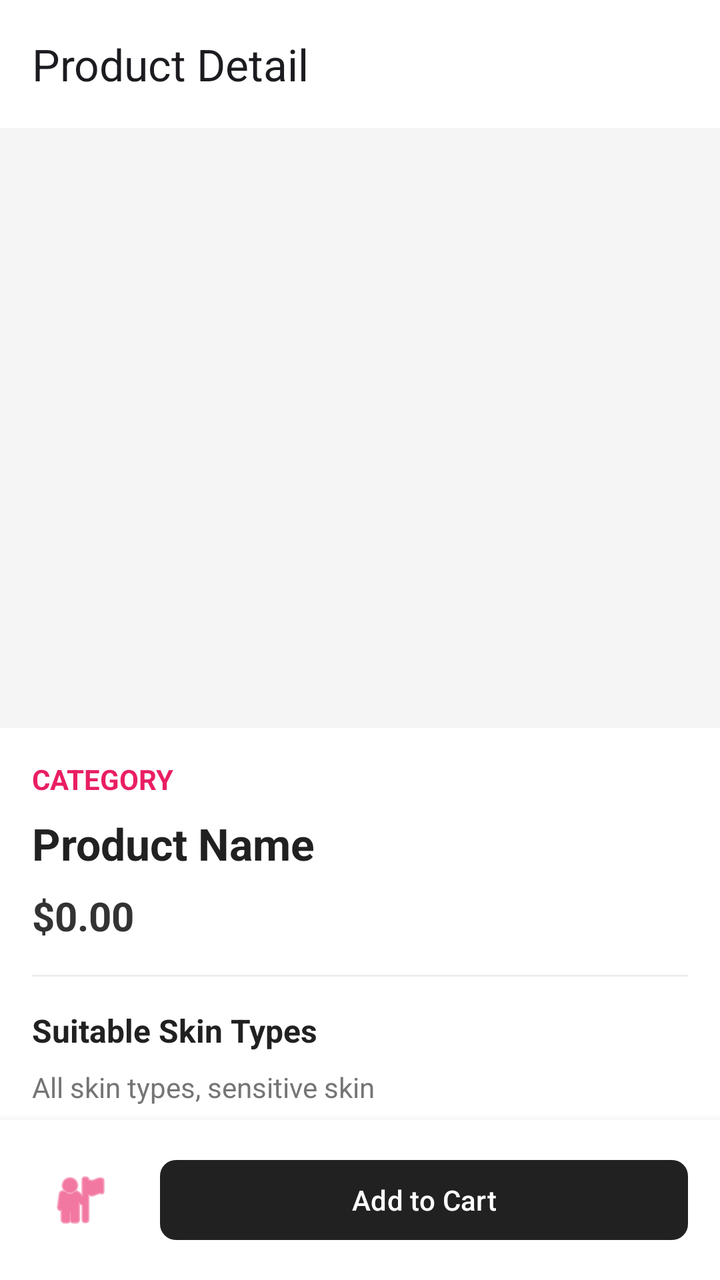
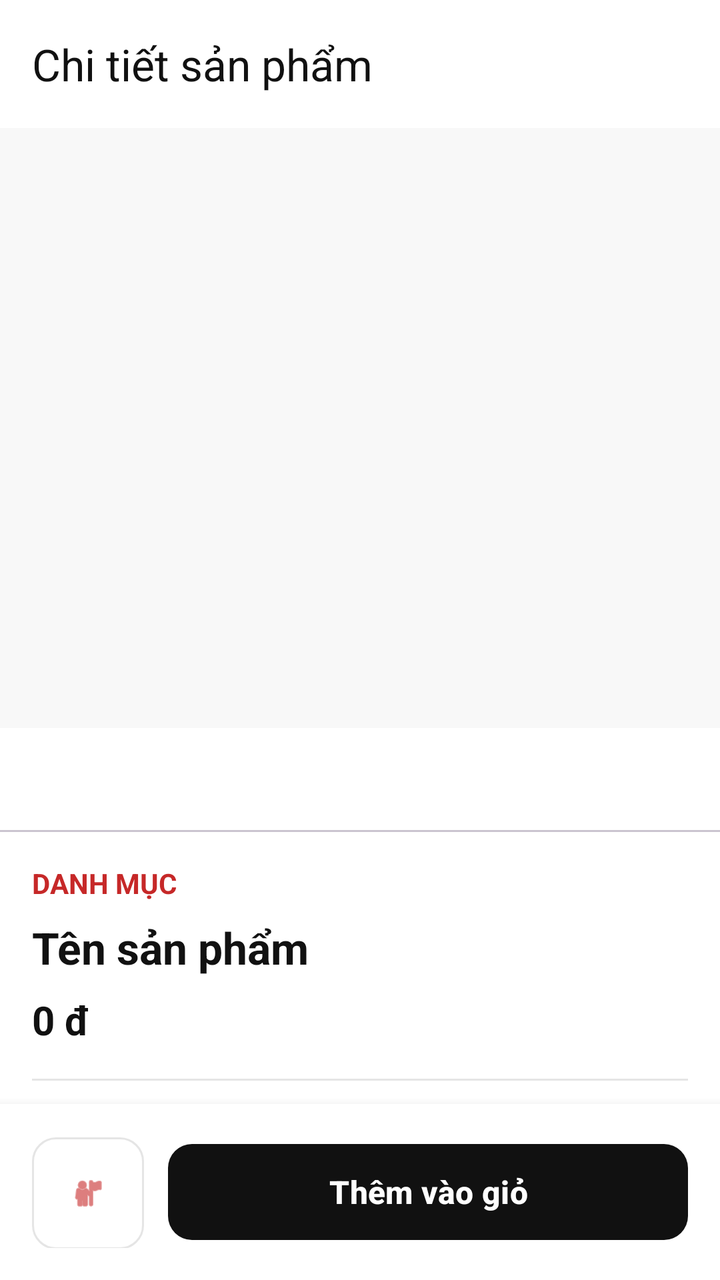

Before-and-after screenshots of an Android layout around one commit, followed by the original layout XML and the change that was made.
<!-- AndroidManifest.xml: application theme Theme.TirTirMCommerce -->
<!-- res/layout/activity_product_detail.xml -->
<?xml version="1.0" encoding="utf-8"?>
<androidx.coordinatorlayout.widget.CoordinatorLayout xmlns:android="http://schemas.android.com/apk/res/android"
    xmlns:app="http://schemas.android.com/apk/res-auto"
    android:layout_width="match_parent"
    android:layout_height="match_parent"
    android:background="@android:color/white">

    <com.google.android.material.appbar.AppBarLayout
        android:layout_width="match_parent"
        android:layout_height="wrap_content"
        android:background="@android:color/white"
        app:elevation="0dp">

        <androidx.appcompat.widget.Toolbar
            android:id="@+id/toolbarProductDetail"
            android:layout_width="match_parent"
            android:layout_height="?attr/actionBarSize"
            app:title="Product Detail" />
    </com.google.android.material.appbar.AppBarLayout>

    <androidx.core.widget.NestedScrollView
        android:layout_width="match_parent"
        android:layout_height="match_parent"
        app:layout_behavior="@string/appbar_scrolling_view_behavior"
        android:paddingBottom="80dp">

        <LinearLayout
            android:layout_width="match_parent"
            android:layout_height="wrap_content"
            android:orientation="vertical">

            <androidx.viewpager2.widget.ViewPager2
                android:id="@+id/viewPagerProductImages"
                android:layout_width="match_parent"
                android:layout_height="300dp"
                android:background="#F5F5F5" />

            <LinearLayout
                android:layout_width="match_parent"
                android:layout_height="wrap_content"
                android:orientation="vertical"
                android:padding="16dp">

                <TextView
                    android:id="@+id/tvProductCategory"
                    android:layout_width="wrap_content"
                    android:layout_height="wrap_content"
                    android:text="Category"
                    android:textColor="#E91E63"
                    android:textSize="14sp"
                    android:textAllCaps="true"
                    android:textStyle="bold" />

                <TextView
                    android:id="@+id/tvProductName"
                    android:layout_width="match_parent"
                    android:layout_height="wrap_content"
                    android:layout_marginTop="8dp"
                    android:text="Product Name"
                    android:textColor="#212121"
                    android:textSize="22sp"
                    android:textStyle="bold" />

                <TextView
                    android:id="@+id/tvProductPrice"
                    android:layout_width="wrap_content"
                    android:layout_height="wrap_content"
                    android:layout_marginTop="8dp"
                    android:text="$0.00"
                    android:textColor="#333333"
                    android:textSize="20sp"
                    android:textStyle="bold" />

                <View
                    android:layout_width="match_parent"
                    android:layout_height="1dp"
                    android:layout_marginTop="16dp"
                    android:layout_marginBottom="16dp"
                    android:background="#EEEEEE" />

                <TextView
                    android:layout_width="wrap_content"
                    android:layout_height="wrap_content"
                    android:text="Suitable Skin Types"
                    android:textColor="#212121"
                    android:textStyle="bold"
                    android:textSize="16sp" />

                <TextView
                    android:id="@+id/tvSuitableSkinTypes"
                    android:layout_width="match_parent"
                    android:layout_height="wrap_content"
                    android:layout_marginTop="8dp"
                    android:text="All skin types, sensitive skin"
                    android:textColor="#757575"
                    android:textSize="14sp" />

                <TextView
                    android:layout_width="wrap_content"
                    android:layout_height="wrap_content"
                    android:layout_marginTop="16dp"
                    android:text="Ingredients"
                    android:textColor="#212121"
                    android:textStyle="bold"
                    android:textSize="16sp" />

                <TextView
                    android:id="@+id/tvIngredientList"
                    android:layout_width="match_parent"
                    android:layout_height="wrap_content"
                    android:layout_marginTop="8dp"
                    android:text="Water, Glycerin, Niacinamide..."
                    android:textColor="#757575"
                    android:textSize="14sp" />

                <TextView
                    android:layout_width="wrap_content"
                    android:layout_height="wrap_content"
                    android:layout_marginTop="16dp"
                    android:text="Description"
                    android:textColor="#212121"
                    android:textStyle="bold"
                    android:textSize="16sp" />

                <TextView
                    android:id="@+id/tvProductDescription"
                    android:layout_width="match_parent"
                    android:layout_height="wrap_content"
                    android:layout_marginTop="8dp"
                    android:text="A beautiful product description explaining the benefits and how to use it for maximum effectiveness."
                    android:textColor="#757575"
                    android:textSize="14sp"
                    android:lineSpacingExtra="4dp" />

            </LinearLayout>
        </LinearLayout>
    </androidx.core.widget.NestedScrollView>

    <LinearLayout
        android:layout_width="match_parent"
        android:layout_height="wrap_content"
        android:layout_gravity="bottom"
        android:background="@android:color/white"
        android:elevation="8dp"
        android:orientation="horizontal"
        android:padding="16dp">

        <ImageButton
            android:id="@+id/btnWishlist"
            android:layout_width="48dp"
            android:layout_height="48dp"
            android:background="?attr/selectableItemBackgroundBorderless"
            android:src="@android:drawable/ic_menu_myplaces"
            app:tint="#E91E63" />

        <Button
            android:id="@+id/btnAddToCart"
            android:layout_width="0dp"
            android:layout_height="wrap_content"
            android:layout_marginStart="16dp"
            android:layout_weight="1"
            android:text="Add to Cart"
            android:textColor="@android:color/white"
            app:backgroundTint="#212121"
            app:cornerRadius="8dp" />
    </LinearLayout>

</androidx.coordinatorlayout.widget.CoordinatorLayout>
<!-- resources referenced by this layout -->
<resources>
  <style name="Theme.TirTirMCommerce" parent="Base.Theme.TirTirMCommerce" />
  <style name="Base.Theme.TirTirMCommerce" parent="Theme.Material3.DayNight.NoActionBar">
          
          <item name="colorPrimary">@color/tirtir_red_primary</item>
          <item name="colorPrimaryDark">@color/tirtir_red_dark</item>
          <item name="colorPrimaryContainer">@color/tirtir_red_surface</item>
  
          
          <item name="colorOnPrimary">@color/tirtir_white</item>
          <item name="colorOnPrimaryContainer">@color/tirtir_red_primary</item>
  
          
          <item name="colorSecondary">@color/tirtir_black</item>
          <item name="colorOnSecondary">@color/tirtir_white</item>
  
          
          <item name="colorSurface">@color/tirtir_white</item>
          <item name="colorOnSurface">@color/tirtir_black</item>
          <item name="colorSurfaceVariant">@color/tirtir_off_white</item>
  
          
          <item name="android:windowBackground">@color/tirtir_off_white</item>
          <item name="android:statusBarColor">@color/tirtir_white</item>
          <item name="android:windowLightStatusBar">true</item>
  
          
          <item name="colorError">@color/tirtir_error</item>
      </style>
  <color name="tirtir_red_primary">#C62828</color>
  <color name="tirtir_red_dark">#8E0000</color>
  <color name="tirtir_red_surface">#FFEBEE</color>
  <color name="tirtir_white">#FFFFFF</color>
  <color name="tirtir_black">#111111</color>
  <color name="tirtir_off_white">#F8F8F8</color>
  <color name="tirtir_error">#D32F2F</color>
</resources>

<!-- the commit's change to res/layout/activity_product_detail.xml (unified diff, before → after) -->
@@ -15,7 +15,8 @@
             android:id="@+id/toolbarProductDetail"
             android:layout_width="match_parent"
             android:layout_height="?attr/actionBarSize"
-            app:title="Product Detail" />
+            app:title="@string/product_detail_title"
+            app:titleTextColor="@color/tirtir_text_primary" />
     </com.google.android.material.appbar.AppBarLayout>
 
     <androidx.core.widget.NestedScrollView
@@ -29,11 +30,24 @@
             android:layout_height="wrap_content"
             android:orientation="vertical">
 
+            
             <androidx.viewpager2.widget.ViewPager2
                 android:id="@+id/viewPagerProductImages"
                 android:layout_width="match_parent"
                 android:layout_height="300dp"
-                android:background="#F5F5F5" />
+                android:background="@color/tirtir_off_white" />
+
+            
+            <com.google.android.material.tabs.TabLayout
+                android:id="@+id/tabIndicatorImages"
+                android:layout_width="match_parent"
+                android:layout_height="wrap_content"
+                android:layout_marginTop="4dp"
+                app:tabBackground="@drawable/selector_tab_dot"
+                app:tabGravity="center"
+                app:tabIndicatorHeight="0dp"
+                app:tabPaddingStart="4dp"
+                app:tabPaddingEnd="4dp" />
 
             <LinearLayout
                 android:layout_width="match_parent"
@@ -45,8 +59,8 @@
                     android:id="@+id/tvProductCategory"
                     android:layout_width="wrap_content"
                     android:layout_height="wrap_content"
-                    android:text="Category"
-                    android:textColor="#E91E63"
+                    android:text="@string/product_category_placeholder"
+                    android:textColor="@color/tirtir_red_primary"
                     android:textSize="14sp"
                     android:textAllCaps="true"
                     android:textStyle="bold" />
@@ -56,8 +70,8 @@
                     android:layout_width="match_parent"
                     android:layout_height="wrap_content"
                     android:layout_marginTop="8dp"
-                    android:text="Product Name"
-                    android:textColor="#212121"
+                    android:text="@string/product_name_placeholder"
+                    android:textColor="@color/tirtir_text_primary"
                     android:textSize="22sp"
                     android:textStyle="bold" />
 
@@ -66,8 +80,8 @@
                     android:layout_width="wrap_content"
                     android:layout_height="wrap_content"
                     android:layout_marginTop="8dp"
-                    android:text="$0.00"
-                    android:textColor="#333333"
+                    android:text="@string/product_price_placeholder"
+                    android:textColor="@color/tirtir_text_primary"
                     android:textSize="20sp"
                     android:textStyle="bold" />
 
@@ -76,13 +90,13 @@
                     android:layout_height="1dp"
                     android:layout_marginTop="16dp"
                     android:layout_marginBottom="16dp"
-                    android:background="#EEEEEE" />
+                    android:background="@color/tirtir_border_gray" />
 
                 <TextView
                     android:layout_width="wrap_content"
                     android:layout_height="wrap_content"
-                    android:text="Suitable Skin Types"
-                    android:textColor="#212121"
+                    android:text="@string/product_suitable_skin_types"
+                    android:textColor="@color/tirtir_text_primary"
                     android:textStyle="bold"
                     android:textSize="16sp" />
 
@@ -91,16 +105,16 @@
                     android:layout_width="match_parent"
                     android:layout_height="wrap_content"
                     android:layout_marginTop="8dp"
-                    android:text="All skin types, sensitive skin"
-                    android:textColor="#757575"
+                    android:text="@string/product_skin_types_placeholder"
+                    android:textColor="@color/tirtir_text_secondary"
                     android:textSize="14sp" />
 
                 <TextView
                     android:layout_width="wrap_content"
                     android:layout_height="wrap_content"
                     android:layout_marginTop="16dp"
-                    android:text="Ingredients"
-                    android:textColor="#212121"
+                    android:text="@string/product_ingredients_title"
+                    android:textColor="@color/tirtir_text_primary"
                     android:textStyle="bold"
                     android:textSize="16sp" />
 
@@ -109,16 +123,16 @@
                     android:layout_width="match_parent"
                     android:layout_height="wrap_content"
                     android:layout_marginTop="8dp"
-                    android:text="Water, Glycerin, Niacinamide..."
-                    android:textColor="#757575"
+                    android:text="@string/product_ingredients_placeholder"
+                    android:textColor="@color/tirtir_text_secondary"
                     android:textSize="14sp" />
 
                 <TextView
                     android:layout_width="wrap_content"
                     android:layout_height="wrap_content"
                     android:layout_marginTop="16dp"
-                    android:text="Description"
-                    android:textColor="#212121"
+                    android:text="@string/product_description_title"
+                    android:textColor="@color/tirtir_text_primary"
                     android:textStyle="bold"
                     android:textSize="16sp" />
 
@@ -127,8 +141,8 @@
                     android:layout_width="match_parent"
                     android:layout_height="wrap_content"
                     android:layout_marginTop="8dp"
-                    android:text="A beautiful product description explaining the benefits and how to use it for maximum effectiveness."
-                    android:textColor="#757575"
+                    android:text="@string/product_description_placeholder"
+                    android:textColor="@color/tirtir_text_secondary"
                     android:textSize="14sp"
                     android:lineSpacingExtra="4dp" />
 
@@ -136,33 +150,46 @@
         </LinearLayout>
     </androidx.core.widget.NestedScrollView>
 
+    
     <LinearLayout
         android:layout_width="match_parent"
         android:layout_height="wrap_content"
         android:layout_gravity="bottom"
-        android:background="@android:color/white"
+        android:background="@color/tirtir_white"
         android:elevation="8dp"
         android:orientation="horizontal"
         android:padding="16dp">
 
-        <ImageButton
+        
+        <com.google.android.material.button.MaterialButton
             android:id="@+id/btnWishlist"
-            android:layout_width="48dp"
-            android:layout_height="48dp"
-            android:background="?attr/selectableItemBackgroundBorderless"
-            android:src="@android:drawable/ic_menu_myplaces"
-            app:tint="#E91E63" />
+            style="@style/Widget.MaterialComponents.Button.OutlinedButton"
+            android:layout_width="56dp"
+            android:layout_height="56dp"
+            android:contentDescription="@string/content_desc_wishlist"
+            android:insetTop="0dp"
+            android:insetBottom="0dp"
+            android:padding="0dp"
+            app:icon="@android:drawable/ic_menu_myplaces"
+            app:iconGravity="textStart"
+            app:iconPadding="0dp"
+            app:iconTint="@color/tirtir_red_primary"
+            app:strokeColor="@color/tirtir_border_gray"
+            app:cornerRadius="12dp" />
 
-        <Button
+        
+        <com.google.android.material.button.MaterialButton
             android:id="@+id/btnAddToCart"
             android:layout_width="0dp"
-            android:layout_height="wrap_content"
-            android:layout_marginStart="16dp"
+            android:layout_height="56dp"
+            android:layout_marginStart="12dp"
             android:layout_weight="1"
-            android:text="Add to Cart"
-            android:textColor="@android:color/white"
-            app:backgroundTint="#212121"
-            app:cornerRadius="8dp" />
+            android:text="@string/btn_add_to_cart"
+            android:textColor="@color/tirtir_white"
+            android:textSize="16sp"
+            android:textStyle="bold"
+            app:backgroundTint="@color/tirtir_black"
+            app:cornerRadius="12dp" />
     </LinearLayout>
 
 </androidx.coordinatorlayout.widget.CoordinatorLayout>
<!-- resource entries referenced after the edit -->
@@ -1,6 +1,7 @@
 <!-- resources referenced by this layout -->
 <resources>
   <style name="Theme.TirTirMCommerce" parent="Base.Theme.TirTirMCommerce" />
+  <color name="tirtir_silver_gray">#BDBDBD</color>
   <style name="Base.Theme.TirTirMCommerce" parent="Theme.Material3.DayNight.NoActionBar">
           
           <item name="colorPrimary">@color/tirtir_red_primary</item>
@@ -29,10 +30,43 @@
           <item name="colorError">@color/tirtir_error</item>
       </style>
   <color name="tirtir_red_primary">#C62828</color>
+  <color name="tirtir_text_primary">#111111</color>
+  <color name="tirtir_text_secondary">#777777</color>
   <color name="tirtir_red_dark">#8E0000</color>
   <color name="tirtir_red_surface">#FFEBEE</color>
   <color name="tirtir_white">#FFFFFF</color>
+  <!-- drawable selector_tab_dot (drawable) -->
+  <?xml version="1.0" encoding="utf-8"?>
+  <selector xmlns:android="http://schemas.android.com/apk/res/android">
+      
+      <item android:state_selected="true">
+          <shape android:shape="oval">
+              <solid android:color="@color/tirtir_red_primary" />
+              <size android:width="8dp" android:height="8dp" />
+          </shape>
+      </item>
+      
+      <item>
+          <shape android:shape="oval">
+              <solid android:color="@color/tirtir_silver_gray" />
+              <size android:width="8dp" android:height="8dp" />
+          </shape>
+      </item>
+  </selector>
+  <string name="btn_add_to_cart">Thêm vào giỏ</string>
+  <string name="content_desc_wishlist">Thêm vào yêu thích</string>
+  <string name="product_category_placeholder">DANH MỤC</string>
+  <string name="product_description_placeholder">Mô tả sản phẩm</string>
+  <string name="product_description_title">Mô tả</string>
+  <string name="product_detail_title">Chi tiết sản phẩm</string>
+  <string name="product_ingredients_placeholder">Nước, Glycerin, Niacinamide...</string>
+  <string name="product_ingredients_title">Thành phần</string>
+  <string name="product_name_placeholder">Tên sản phẩm</string>
+  <string name="product_price_placeholder">0 đ</string>
+  <string name="product_skin_types_placeholder">Mọi loại da, da nhạy cảm</string>
+  <string name="product_suitable_skin_types">Loại da phù hợp</string>
   <color name="tirtir_black">#111111</color>
+  <color name="tirtir_border_gray">#E5E5E5</color>
   <color name="tirtir_off_white">#F8F8F8</color>
   <color name="tirtir_error">#D32F2F</color>
 </resources>
